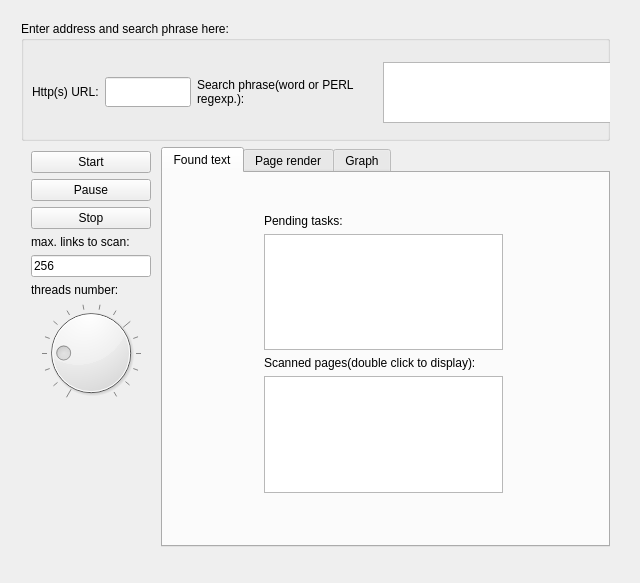
Qt form widget.ui (blinkenlichten/simple-gui-crawler) before a commit.
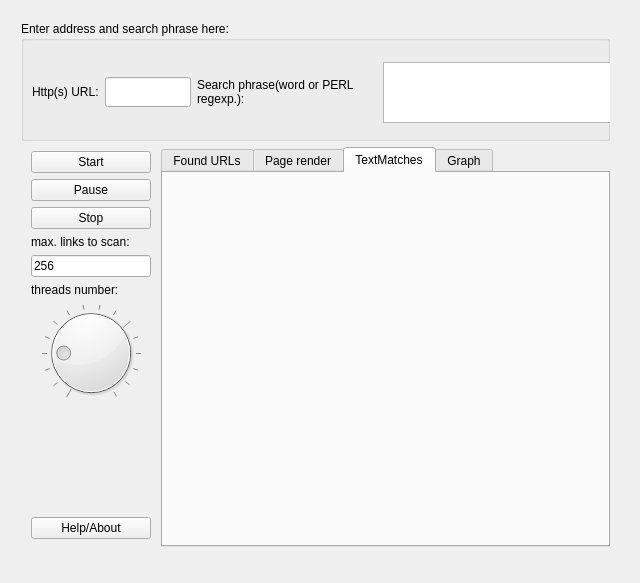
The same form after that commit.

```diff
--- a/widget.ui
+++ b/widget.ui
@@ -286,6 +286,19 @@
           </property>
          </spacer>
         </item>
+        <item>
+         <widget class="QPushButton" name="pushButton">
+          <property name="maximumSize">
+           <size>
+            <width>120</width>
+            <height>40</height>
+           </size>
+          </property>
+          <property name="text">
+           <string>Help/About</string>
+          </property>
+         </widget>
+        </item>
        </layout>
       </item>
       <item>
@@ -297,11 +310,11 @@
          </size>
         </property>
         <property name="currentIndex">
-         <number>0</number>
+         <number>2</number>
         </property>
         <widget class="QWidget" name="foundTextTab">
          <attribute name="title">
-          <string>Found text</string>
+          <string>Found URLs</string>
          </attribute>
          <widget class="QWidget" name="verticalLayoutWidget">
           <property name="geometry">
@@ -352,6 +365,22 @@
           <layout class="QHBoxLayout" name="pageHorizontalLayout"/>
          </widget>
         </widget>
+        <widget class="QWidget" name="tab">
+         <attribute name="title">
+          <string>TextMatches</string>
+         </attribute>
+         <widget class="QWidget" name="verticalLayoutWidget_3">
+          <property name="geometry">
+           <rect>
+            <x>50</x>
+            <y>110</y>
+            <width>160</width>
+            <height>80</height>
+           </rect>
+          </property>
+          <layout class="QVBoxLayout" name="verticalLayoutTextMatches"/>
+         </widget>
+        </widget>
         <widget class="QWidget" name="graphTab">
          <attribute name="title">
           <string>Graph</string>
```
